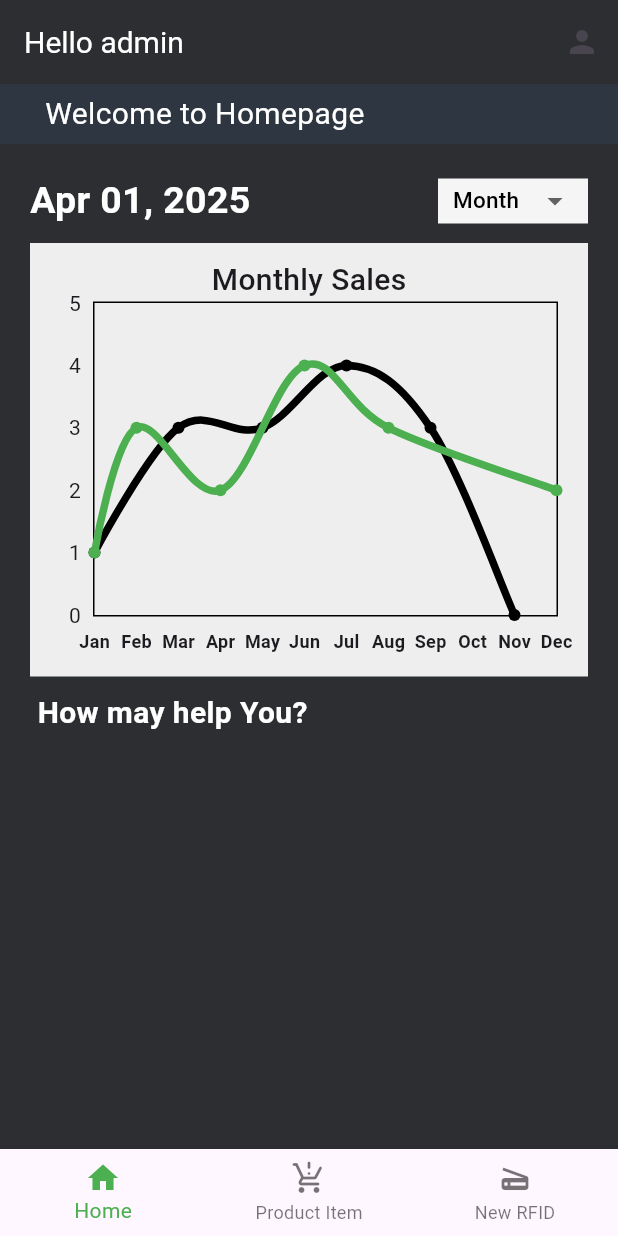
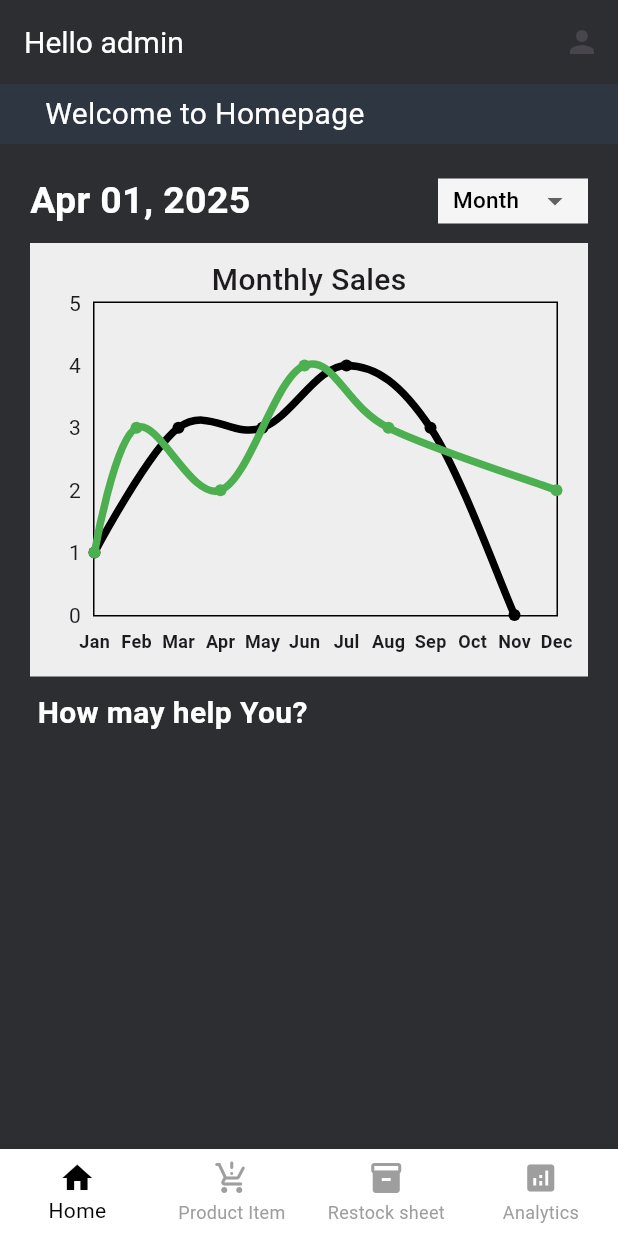
Before and after one commit to bloodaste/theisis, a Flutter app: the screen it shows once a user with an empty profile is signed in, on a phone screen of 412 x 824 dp. Run offline on Flutter 3.47's test engine with Material 3 defaults, Android fonts, the phone set to English and light mode, and no system bars; drawn by our look-alikes of dropdown_button2, fl_chart; our stand-ins replace cloud_firestore, firebase_auth, firebase_core, flutter_spinkit; accounts and stored records are empty; statements that could not run were skipped.

Commit message:
fixation of orther pages

```diff
--- a/thesisapp/theisi_app/lib/front _end_app/pages/Inventorystatus.dart
+++ b/thesisapp/theisi_app/lib/front _end_app/pages/Inventorystatus.dart
@@ -321,6 +321,7 @@ class _AnalyticspageState extends State<Analyticspage> {
             ),
             Expanded(
               child: ListView.builder(
+                addAutomaticKeepAlives: false,
                 itemCount: filtered.length,
                 itemBuilder: (context, index) {
                   return GestureDetector(
--- a/thesisapp/theisi_app/lib/front _end_app/pages/forgotpassword.dart
+++ b/thesisapp/theisi_app/lib/front _end_app/pages/forgotpassword.dart
@@ -16,7 +16,6 @@ class Forgotpasswordpage extends StatefulWidget {
 
 class _ForgotpasswordpageState extends State<Forgotpasswordpage> {
   TextEditingController resetemail = TextEditingController();
-
   final Authservice _authservice = Authservice();
 
   @override
--- a/thesisapp/theisi_app/lib/homepage/homepage.dart
+++ b/thesisapp/theisi_app/lib/homepage/homepage.dart
@@ -1,7 +1,8 @@
 import 'package:flutter/material.dart';
 import 'package:theisi_app/front%20_end_app/pages/inventorystatus.dart';
 import 'package:theisi_app/front%20_end_app/pages/inventory.dart';
-import 'package:theisi_app/front%20_end_app/pages/newrfidpage.dart';
+import 'package:theisi_app/front%20_end_app/pages/registerfid.dart';
+import 'package:theisi_app/front%20_end_app/pages/restocksheet.dart';
 
 class NavBar extends StatefulWidget {
   const NavBar({super.key});
@@ -19,18 +20,24 @@ class _NavBarState extends State<NavBar> {
       Frontpage(),
       Analyticspage(),
       Newrfid(),
+      Registerfid(),
     ];
 
     return Scaffold(
       body: pages[index],
       bottomNavigationBar: BottomNavigationBar(
+        type: BottomNavigationBarType.fixed,
+        enableFeedback: false,
+        backgroundColor: Colors.white,
         onTap: (value) {
           setState(() {
             index = value;
           });
         },
         currentIndex: index,
-        selectedItemColor: Colors.green,
+        unselectedItemColor: Colors.grey,
+        showUnselectedLabels: true,
+        selectedItemColor: Colors.black,
         items: const [
           BottomNavigationBarItem(
             icon: Icon(Icons.home),
@@ -41,8 +48,12 @@ class _NavBarState extends State<NavBar> {
             label: 'Product Item',
           ),
           BottomNavigationBarItem(
-            icon: Icon(Icons.scanner),
-            label: 'New RFID',
+            icon: Icon(Icons.inventory_2),
+            label: 'Restock sheet',
+          ),
+          BottomNavigationBarItem(
+            icon: Icon(Icons.analytics),
+            label: 'Analytics',
           ),
         ],
       ),
```
Also changed, not shown: thesisapp/theisi_app/lib/front _end_app/pages/registerfid.dart (added, +19 -0 lines), thesisapp/theisi_app/lib/front _end_app/pages/restocksheet.dart (renamed from thesisapp/theisi_app/lib/front _end_app/pages/newrfidpage.dart, +11 -5 lines).
